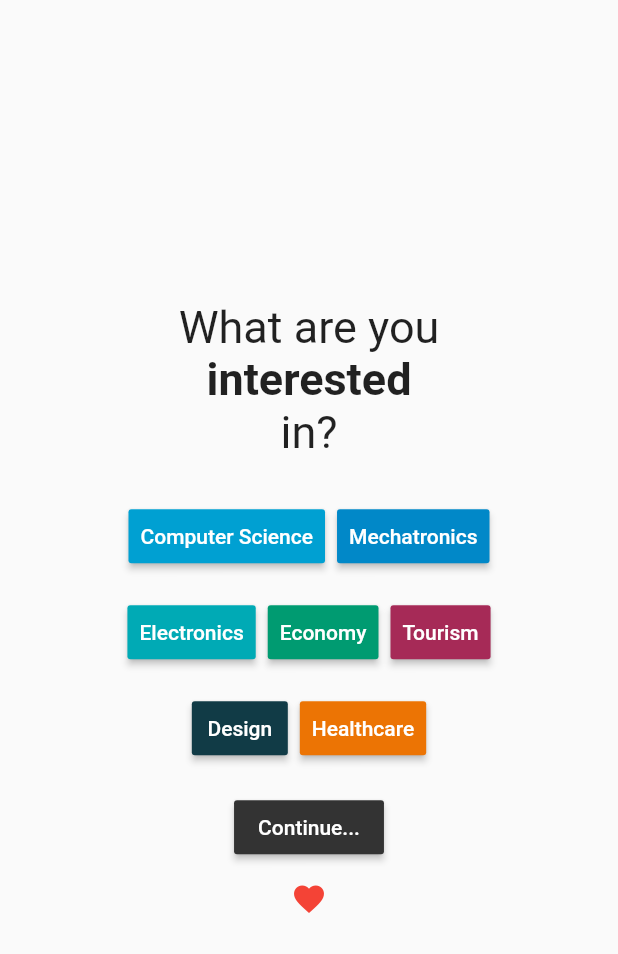
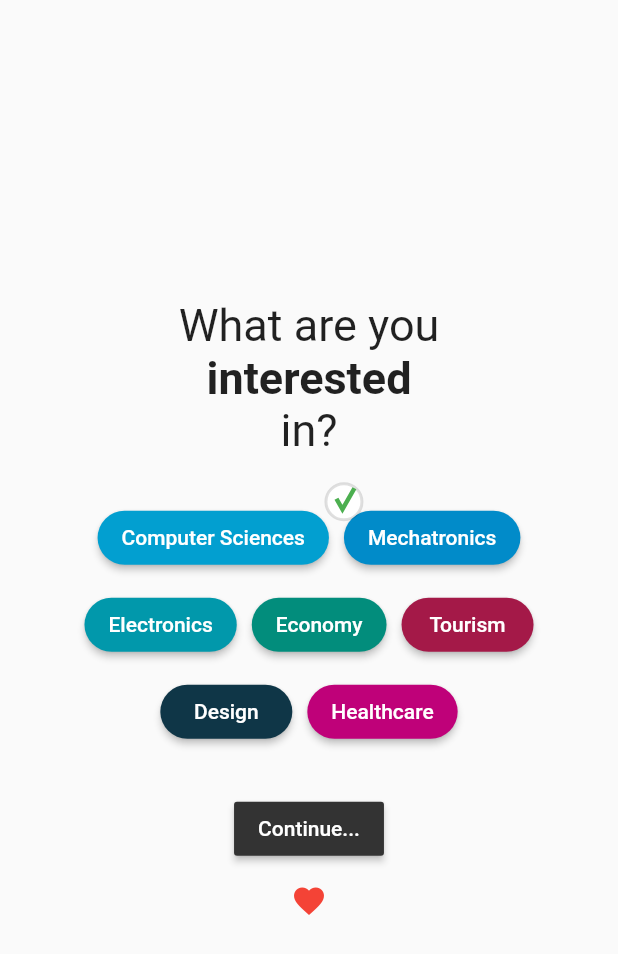
Before and after one commit to mobileappdevhm/concept-team-6, a Flutter app: the CoursesWidget screen opened directly, after a tap on "Mechatronics", on a phone screen of 412 x 824 dp. Shown: the top 954 px of the screen. Run offline on Flutter 3.47's test engine with Material 2 defaults, Android fonts, the phone set to English and light mode, and no system bars.

Commit message:
Added more mock data, tag cloud

```diff
--- a/prototype/lib/logic/DataBaseInterface.dart
+++ b/prototype/lib/logic/DataBaseInterface.dart
@@ -1,9 +1,15 @@
 import 'dart:async';
 
 import 'package:prototype/logic/Course.dart';
+import 'package:prototype/logic/category.dart';
+import 'package:prototype/logic/faculty.dart';
 
 abstract class DataBaseInterface{
 
   Future<List<Course>> getCourses();
 
+  Future<Map<int, Faculty>> getFaculties();
+
+  Future<List<Category>> getCategories();
+
 }
--- a/prototype/lib/logic/DataBaseMock.dart
+++ b/prototype/lib/logic/DataBaseMock.dart
@@ -1,13 +1,42 @@
 import 'dart:async';
 import 'dart:convert';
+import 'dart:ui';
 
 import 'package:flutter/services.dart';
 import 'package:prototype/logic/DataBaseInterface.dart';
 import 'package:prototype/logic/Course.dart';
+import 'package:prototype/logic/category.dart';
+import 'package:prototype/logic/faculty.dart';
 
 class DataBaseMock implements DataBaseInterface {
+  static const String RESOURCE = "assets/courses.json";
 
-  static const String RESOURCE = "assets/courses.json";
+  static const Map<int, Faculty> FACULTIES = const <int, Faculty>{
+    1: const Faculty(1, "Architecture", const Color(0xFF014085)),
+    2: const Faculty(2, "Civil Engineering", const Color(0xFF008db8)),
+    3: const Faculty(3, "Mechanical, Automotive and Aeronautical Engineering", const Color(0xFF018bc9)),
+    4: const Faculty(4, "Electrical Engineering and Information Technology", const Color(0xFF0198ab)),
+    5: const Faculty(5, "Building Services Engineering, Paper and Packaging Technology and Print and Media Technology", const Color(0xFF016fb2)),
+    6: const Faculty(6, "Applied Sciences and Mechatronics", const Color(0xFF04539d)),
+    7: const Faculty(7, "Computer Science and Mathematics", const Color(0xFF029fd0)),
+    8: const Faculty(8, "Geoinformatics", const Color(0xFF018a8a)),
+    9: const Faculty(9, "Engineering and Management", const Color(0xFF018e62)),
+    10: const Faculty(10, "Business Administration", const Color(0xFF028d7c)),
+    11: const Faculty(11, "Applied Social Sciences", const Color(0xFFed7406)),
+    12: const Faculty(12, "Design", const Color(0xFF0f3647)),
+    13: const Faculty(13, "General and Interdisciplinary Studies", const Color(0xFFbf0179)),
+    14: const Faculty(14, "Tourism", const Color(0xFFa41948))
+  };
+
+  static const List<Category> CATEGORIES = const <Category>[
+    const Category(0, "Computer Sciences", const <int>[7]),
+    const Category(1, "Mechatronics", const <int>[3]),
+    const Category(2, "Electronics", const <int>[4]),
+    const Category(3, "Economy", const <int>[10]),
+    const Category(4, "Tourism", const <int>[14]),
+    const Category(5, "Design", const <int>[12]),
+    const Category(6, "Healthcare", const <int>[13])
+  ];
 
   List<Course> _courses;
 
@@ -78,4 +107,13 @@ class DataBaseMock implements DataBaseInterface {
     return _courses;
   }
 
+  @override
+  Future<Map<int, Faculty>> getFaculties() async {
+    return FACULTIES;
+  }
+
+  @override
+  Future<List<Category>> getCategories() async {
+    return CATEGORIES;
+  }
 }
--- /dev/null
+++ b/prototype/lib/logic/category.dart
@@ -0,0 +1,10 @@
+class Category {
+
+  final int id;
+  final String name;
+  final List<int> faculties;
+
+  const Category(this.id, this.name, this.faculties);
+
+
+}
--- /dev/null
+++ b/prototype/lib/logic/faculty.dart
@@ -0,0 +1,11 @@
+import 'dart:ui';
+
+class Faculty {
+
+  final int num;
+  final String name;
+  final Color color;
+
+  const Faculty(this.num, this.name, this.color);
+
+}
--- a/prototype/lib/ui/widgets/courses_widget.dart
+++ b/prototype/lib/ui/widgets/courses_widget.dart
@@ -1,4 +1,8 @@
 import 'package:flutter/material.dart';
+import 'package:prototype/logic/DataBaseInterface.dart';
+import 'package:prototype/logic/DataFactory.dart';
+import 'package:prototype/logic/category.dart';
+import 'package:prototype/ui/widgets/tag_widget.dart';
 
 class CoursesWidget extends StatefulWidget {
   @override
@@ -6,105 +10,53 @@ class CoursesWidget extends StatefulWidget {
 }
 
 class CoursesWidgetState extends State<CoursesWidget> {
-
   String displayedString1 = "What are you";
   String boldString = "interested";
   String displayedString2 = "in?";
 
+  List<TagWidget> tagWidgets = <TagWidget>[];
+
+  @override
+  void initState() {
+    DataBaseInterface dataProvider = DataFactory.getDataProvider();
+
+    dataProvider.getCategories().then((categories) {
+      dataProvider.getFaculties().then((faculties) {
+        tagWidgets.clear();
+
+        for (Category c in categories) {
+          TagWidget widget = new TagWidget(c.name, faculties[c.faculties[0]].color);
+
+          widget.addListener((selected) {
+            _onTagSelectionChanged(c, selected);
+          });
+
+          tagWidgets.add(widget);
+        }
+
+        setState(() {}); // Cause rebuild
+      });
+    });
+  }
+
+  void _onTagSelectionChanged(Category category, bool selected) {
+    print("Category ${category.name} has been ${selected ? "selected" : "deselected"}.");
+  }
+
   @override
   Widget build(BuildContext context) {
     return new Scaffold(
-			//appBar: new AppBar(title: new Text("StatefulWidget"), backgroundColor: Colors.deepOrange),
-			body: new Container(
-				child: new Center(
-					child: new Column(
-						mainAxisAlignment: MainAxisAlignment.center,
-						children: <Widget>[
+        body: new Center(
+            child: new Column(mainAxisAlignment: MainAxisAlignment.center, children: <Widget>[
+      new Column(children: <Widget>[
         new Text(displayedString1, style: new TextStyle(fontSize: 30.0)),
         new Text(boldString, style: new TextStyle(fontSize: 30.0, fontWeight: FontWeight.bold)),
-							new Text(displayedString2, style: new TextStyle(fontSize: 30.0)),
-							new Padding(padding: new EdgeInsets.all(10.0)),
-							new ButtonBar(
-								alignment: MainAxisAlignment.center,
-								mainAxisSize: MainAxisSize.min,
-								children: [
-									new RaisedButton(
-										child: new Text("Computer Science"),
-										textColor: Colors.white,
-										color: const Color(0xFF00a0d2),
-										onPressed: () {}
-
+        new Text(displayedString2, style: new TextStyle(fontSize: 30.0))
+      ]),
+      new Container(child: new Wrap(children: tagWidgets, alignment: WrapAlignment.center, spacing: 10.0, runSpacing: 10.0), padding: new EdgeInsets.all(30.0)),
+      new RaisedButton(child: new Text("Continue..."), textColor: Colors.white, color: const Color(0xFF333333), onPressed: () {} //new Page
           ),
-									new RaisedButton(
-										child: new Text("Mechatronics"),
-										textColor: Colors.white,
-										color: const Color(0xFF0188c8),
-										onPressed: () {}
-									)
-								]
-							),
-							new ButtonBar(
-								alignment: MainAxisAlignment.center,
-								mainAxisSize: MainAxisSize.min,
-								children: [
-									new RaisedButton(
-										child: new Text("Electronics"),
-										textColor: Colors.white,
-										color: const Color(0xFF00aab5),
-										onPressed: () {}
-
-									),
-									new RaisedButton(
-										child: new Text("Economy"),
-										textColor: Colors.white,
-										color: const Color(0xFF009b71),
-										onPressed: () {}
-									),
-									new RaisedButton(
-										child: new Text("Tourism"),
-										textColor: Colors.white,
-										color: const Color(0xFFa62a57),
-										onPressed: () {}
-									)
-								]
-							),
-							new ButtonBar(
-								alignment: MainAxisAlignment.center,
-								mainAxisSize: MainAxisSize.min,
-								children: [
-									new RaisedButton(
-										child: new Text("Design"),
-										textColor: Colors.white,
-										color: const Color(0xFF113b46),
-										onPressed: () {}
-
-									),
-									new RaisedButton(
-										child: new Text("Healthcare"),
-										textColor: Colors.white,
-										color: const Color(0xFFec7404),
-										onPressed: () {}
-									)
-								]
-							),
-							new Padding(padding: new EdgeInsets.all(5.0)),
-							new RaisedButton(
-								child: new Text("Continue..."),
-								textColor: Colors.white,
-								color: const Color(0xFF333333),
-								onPressed: () {} //new Page
-							),
-							new IconButton(
-								icon: new Icon(Icons.favorite, color: Colors.red),
-								tooltip: 'Checked Course',
-								onPressed: () {
-
-								}
-							)
-						]
-					)
-				)
-			)
-		);
+      new IconButton(icon: new Icon(Icons.favorite, color: Colors.red), tooltip: 'Checked Course', onPressed: () {})
+    ])));
   }
 }
--- /dev/null
+++ b/prototype/lib/ui/widgets/tag_widget.dart
@@ -0,0 +1,109 @@
+import 'package:flutter/material.dart';
+import 'package:flutter/widgets.dart';
+
+typedef void SelectListener(bool selected);
+
+class TagWidget extends StatefulWidget {
+
+  final List<SelectListener> _listeners = new List<SelectListener>();
+
+  final String _text;
+  final Color _color;
+
+  TagWidget(this._text, this._color);
+
+  void addListener(SelectListener listener) {
+    _listeners.add(listener);
+  }
+
+  void removeListener(SelectListener listener) {
+    _listeners.remove(listener);
+  }
+
+
+  @override
+  State<StatefulWidget> createState() => new _TagWidgetState(_listeners, _text, _color);
+
+}
+
+class _TagWidgetState extends State<TagWidget> {
+
+  final List<SelectListener> _listeners;
+
+  bool _selected = false;
+  final String _text;
+  final Color _color;
+
+  _TagWidgetState(this._listeners, this._text, this._color);
+
+  void _notifyListeners() {
+    for (SelectListener l in _listeners) {
+      l.call(_selected);
+    }
+  }
+
+  void _toggleSelected() {
+    setState(() {
+      _selected = !_selected;
+
+      _notifyListeners();
+    });
+  }
+
+  @override
+  Widget build(BuildContext context) {
+    return new Stack(children: <Widget>[
+      new RaisedButton(
+          child: new Text(_text),
+          textColor: Colors.white,
+          color: _color,
+          shape: new RoundedRectangleBorder(borderRadius: new BorderRadius.circular(100000.0)),
+          onPressed: _toggleSelected
+      ),
+      new CustomPaint(
+        painter: new CheckBoxPainter(_selected)
+      )
+    ]);
+  }
+
+}
+
+class CheckBoxPainter extends CustomPainter {
+
+  bool _draw;
+
+  CheckBoxPainter(this._draw);
+
+  @override
+  void paint(Canvas canvas, Size size) {
+    if (_draw) {
+      canvas.drawCircle(Offset.zero, 12.0, new Paint()..color = Colors.white);
+
+      Paint border = new Paint()
+        ..style = PaintingStyle.stroke
+        ..strokeWidth = 2.0
+        ..color = Colors.black12;
+      canvas.drawCircle(Offset.zero, 12.0, border);
+
+      Paint checkPaint = new Paint()
+        ..color = Colors.green
+        ..style = PaintingStyle.stroke
+        ..strokeWidth = 3.0;
+
+      List<Offset> points = <Offset>[
+        new Offset(-5.0, -2.0),
+        new Offset(-1.0, 5.0),
+        new Offset(7.0, -9.0)
+      ];
+
+      Path p = new Path();
+      p.addPolygon(points, false);
+
+      canvas.drawPath(p, checkPaint);
+    }
+  }
+
+  @override
+  bool shouldRepaint(CustomPainter oldDelegate) => false;
+
+}
```
Lines whose indentation alone changed are shown as unchanged.
